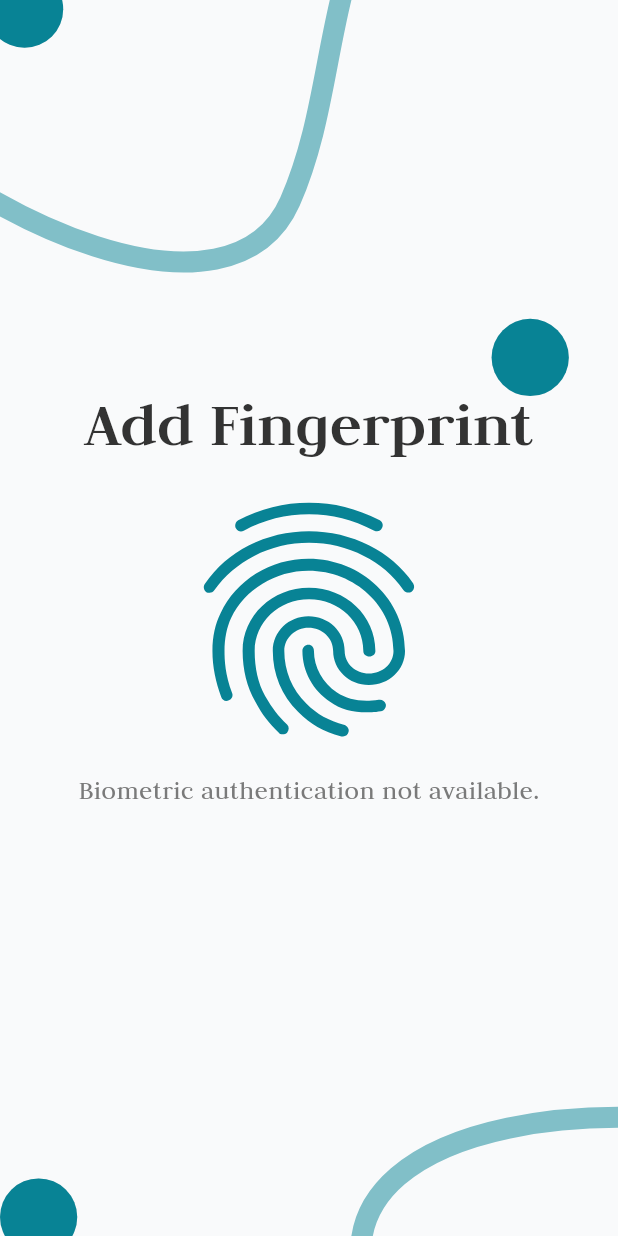
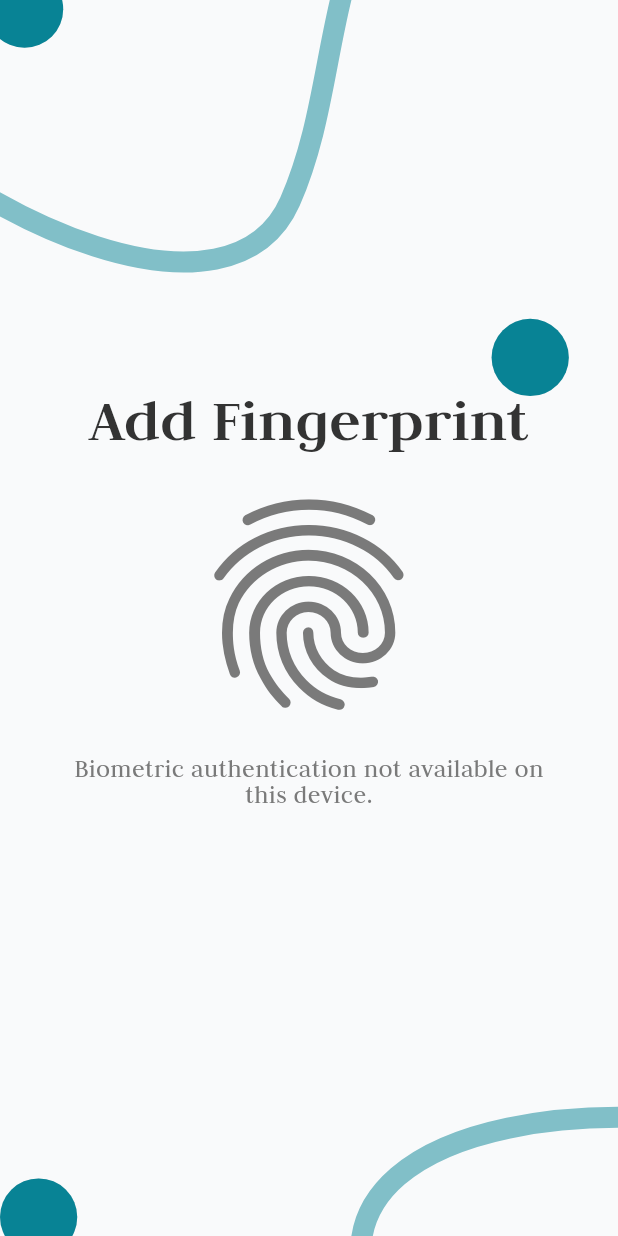
Before and after one commit to Shroukahmed99/Systemha, a Flutter app: the AddFingerprintView screen opened directly, on a phone screen of 412 x 824 dp. Run offline on Flutter 3.47's test engine with Material 3 defaults, Android fonts, the phone set to English and light mode, and no system bars; our stand-ins replace bloc, flutter_bloc, flutter_screenutil, flutter_svg, image_picker, local_auth and 1 more; accounts and stored records are empty.

Commit message:
local_auth is done

```diff
--- a/lib/features/auth/Presentation/views/add_fingerprint_view.dart
+++ b/lib/features/auth/Presentation/views/add_fingerprint_view.dart
@@ -1,7 +1,7 @@
 import 'package:flutter/material.dart';
 import 'package:flutter_screenutil/flutter_screenutil.dart';
+import 'package:flutter_svg/flutter_svg.dart';
 import 'package:local_auth/local_auth.dart';
-import 'package:flutter_svg/flutter_svg.dart';
 import 'package:systemha/core/extensions/context_extension.dart';
 import 'package:systemha/core/routes/app_routes.dart';
 import 'package:systemha/core/style/colors.dart';
@@ -23,16 +23,37 @@ class _AddFingerprintViewState extends State<AddFingerprintView> {
   @override
   void initState() {
     super.initState();
-    _checkBiometrics();
+    _initBiometric();
+  }
+
+  Future<void> _initBiometric() async {
+    await _checkDeviceSupport();
+    await _checkBiometrics();
+  }
+
+  Future<void> _checkDeviceSupport() async {
+    try {
+      final isSupported = await auth.isDeviceSupported();
+      print("Device supports biometrics: $isSupported");
+      if (!isSupported) {
+        setState(() => _canCheckBiometrics = false);
+      }
+    } catch (e) {
+      print("Error checking device support: $e");
+    }
   }
 
   Future<void> _checkBiometrics() async {
     try {
       final canCheck = await auth.canCheckBiometrics;
+      final available = await auth.getAvailableBiometrics();
+      print("Can check biometrics: $canCheck");
+      print("Available biometrics: $available");
       setState(() {
-        _canCheckBiometrics = canCheck;
+        _canCheckBiometrics = canCheck && available.isNotEmpty;
       });
     } catch (e) {
+      print("Error checking biometrics: $e");
       setState(() {
         _canCheckBiometrics = false;
       });
@@ -41,20 +62,31 @@ class _AddFingerprintViewState extends State<AddFingerprintView> {
 
   Future<void> _authenticate() async {
     try {
+      print("Starting fingerprint authentication...");
       final authenticated = await auth.authenticate(
         localizedReason: 'Scan your fingerprint to authenticate',
         options: const AuthenticationOptions(
           biometricOnly: true,
           stickyAuth: true,
+          useErrorDialogs: true,
         ),
       );
+
       setState(() {
         _isAuthenticated = authenticated;
       });
+
+      print("Authenticated: $authenticated");
+
       if (authenticated) {
+        ScaffoldMessenger.of(context).showSnackBar(
+          const SnackBar(content: Text("Fingerprint registered successfully ✅")),
+        );
+        // Navigate to login
         context.pushReplacementNamed(AppRoutes.login);
       }
     } catch (e) {
+      print("Auth error: $e");
       setState(() {
         _isAuthenticated = false;
       });
@@ -70,8 +102,6 @@ class _AddFingerprintViewState extends State<AddFingerprintView> {
             child: SvgPicture.asset(
               AppImages.background,
               fit: BoxFit.cover,
-              width: double.infinity,
-              height: double.infinity,
             ),
           ),
           SafeArea(
@@ -81,35 +111,37 @@ class _AddFingerprintViewState extends State<AddFingerprintView> {
                 children: [
                   TextApp(
                     text: "Add Fingerprint",
-                    fontSize: 49.sp,
+                    fontSize: 48.sp,
                     weight: AppTextWeight.bold,
                     color: AppColors.black,
                   ),
-                  SizedBox(height: 17.h),
+                  SizedBox(height: 20.h),
                   GestureDetector(
                     onTap: _canCheckBiometrics ? _authenticate : null,
                     child: Icon(
                       Icons.fingerprint_rounded,
-                      size: 200.w,
-                      color: AppColors.accent,
+                      size: 180.w,
+                      color: _canCheckBiometrics
+                          ? AppColors.accent
+                          : AppColors.grey,
                     ),
                   ),
-                  SizedBox(height: 14.h),
+                  SizedBox(height: 20.h),
                   Padding(
                     padding: EdgeInsets.symmetric(horizontal: 40.w),
                     child: TextApp(
                       text: _canCheckBiometrics
                           ? "Place your finger on the sensor to register your fingerprint."
-                          : "Biometric authentication not available.",
-                      fontSize: 21.sp,
+                          : "Biometric authentication not available on this device.",
+                      fontSize: 20.sp,
                       color: AppColors.grey,
                       textAlign: TextAlign.center,
                     ),
                   ),
-                  SizedBox(height: 28.h),
+                  SizedBox(height: 30.h),
                   if (_isAuthenticated)
                     TextApp(
-                      text: "Fingerprint registered successfully ",
+                      text: "Fingerprint registered successfully ✅",
                       fontSize: 18.sp,
                       color: Colors.green,
                       weight: AppTextWeight.bold,
```
Also changed, not shown: lib/features/home/presentation/views/home_view.dart (added, +16 -0 lines), pubspec.yaml (+3 -9 lines), pubspec.lock, 3 other files.
